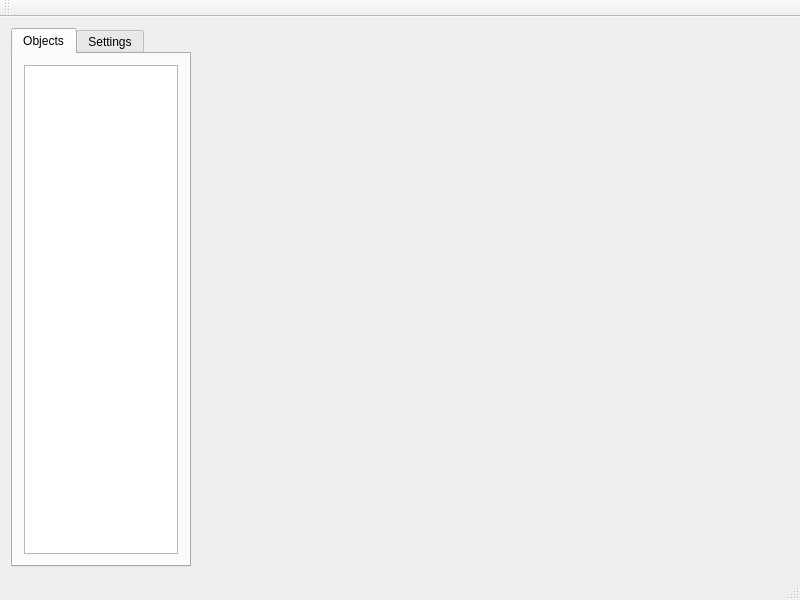
The window that src/SceneWindow.ui (BeepBoop486/GameMaker9) describes before a commit, drawn with Qt 5.
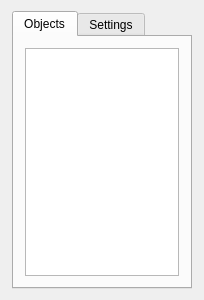
The same window after the commit.

Commit message: QMainWindow -> QDialog

Diff of the .ui file:
```diff
--- a/src/SceneWindow.ui
+++ b/src/SceneWindow.ui
@@ -1,19 +1,25 @@
 <?xml version="1.0" encoding="UTF-8"?>
 <ui version="4.0">
  <class>SceneWindow</class>
- <widget class="QMainWindow" name="SceneWindow">
+ <widget class="QDialog" name="SceneWindow">
   <property name="geometry">
    <rect>
     <x>0</x>
     <y>0</y>
-    <width>800</width>
-    <height>600</height>
+    <width>204</width>
+    <height>300</height>
    </rect>
   </property>
   <property name="minimumSize">
    <size>
-    <width>800</width>
-    <height>600</height>
+    <width>204</width>
+    <height>300</height>
+   </size>
+  </property>
+  <property name="maximumSize">
+   <size>
+    <width>204</width>
+    <height>16777215</height>
    </size>
   </property>
   <property name="windowTitle">
@@ -22,7 +28,8 @@
   <property name="locale">
    <locale language="English" country="UnitedStates"/>
   </property>
-  <widget class="QWidget" name="centralWidget">
+  <layout class="QHBoxLayout" name="horizontalLayout_3">
+   <item>
    <layout class="QHBoxLayout" name="horizontalLayout">
     <item>
      <widget class="QTabWidget" name="resourcesWidget">
@@ -55,40 +62,19 @@
       </widget>
      </widget>
     </item>
-    <item>
-     <spacer name="horizontalSpacer">
-      <property name="orientation">
-       <enum>Qt::Horizontal</enum>
-      </property>
-      <property name="sizeHint" stdset="0">
-       <size>
-        <width>40</width>
-        <height>20</height>
-       </size>
-      </property>
-     </spacer>
-    </item>
-   </layout>
-  </widget>
-  <widget class="QMenuBar" name="menuBar">
-   <property name="geometry">
-    <rect>
-     <x>0</x>
-     <y>0</y>
-     <width>800</width>
-     <height>21</height>
-    </rect>
-   </property>
-  </widget>
+    </layout>
+   </item>
+  </layout>
   <widget class="QToolBar" name="mainToolBar">
-   <attribute name="toolBarArea">
-    <enum>TopToolBarArea</enum>
-   </attribute>
-   <attribute name="toolBarBreak">
-    <bool>false</bool>
-   </attribute>
+   <property name="geometry">
+    <rect>
+     <x>0</x>
+     <y>0</y>
+     <width>4</width>
+     <height>12</height>
+    </rect>
+   </property>
   </widget>
-  <widget class="QStatusBar" name="statusBar"/>
  </widget>
  <layoutdefault spacing="6" margin="11"/>
  <resources>
```
Left out of the diff: 2 changed lines with no effect on the pictures. Lines whose indentation alone changed are shown as unchanged. The commit also changes 1 other file.
